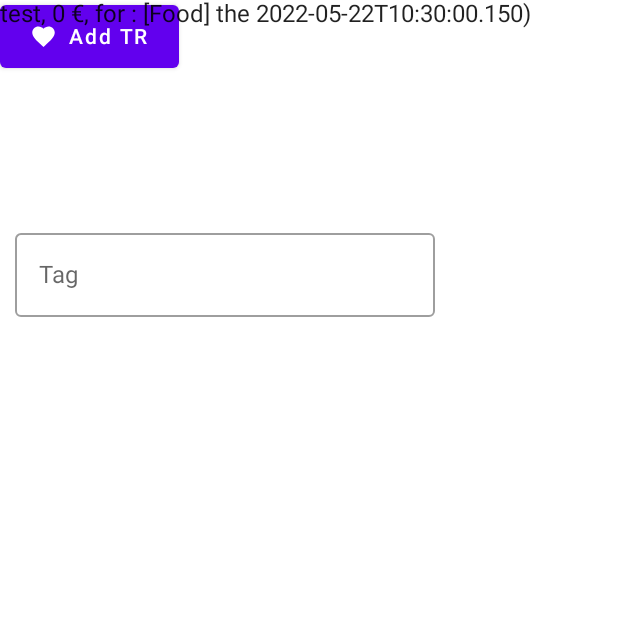
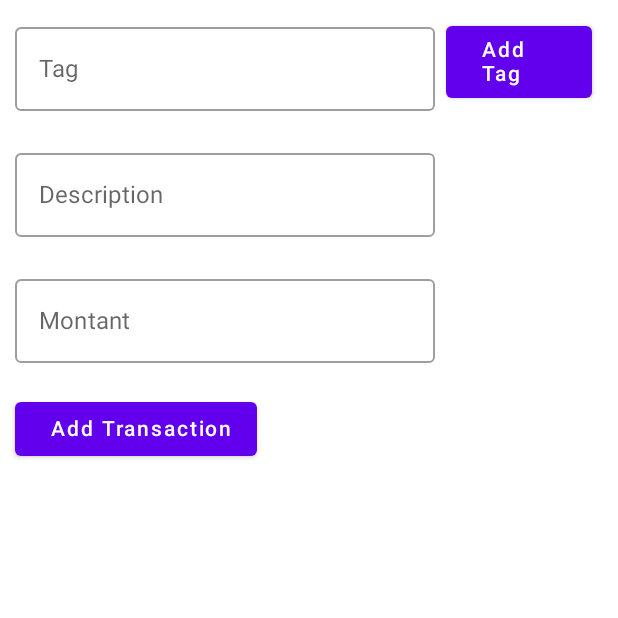
Before and after one commit to Robin-Loup/Plutus, an Android app built with Jetpack Compose: the screen it shows after launch (MainActivity), on a phone screen of 412 x 824 dp, the top half of it. Run offline under Robolectric (Android 15) with nearby library versions, the phone set to English and light mode, and no system bars.

Commit message:
Add create TR interface + add db (not working, insta crash)

```diff
--- a/app/src/main/java/com/example/project/MainActivity.kt
+++ b/app/src/main/java/com/example/project/MainActivity.kt
@@ -1,20 +1,22 @@
 package com.example.project
 
+import android.R.attr.singleLine
 import android.os.Bundle
+import android.widget.Toast
 import androidx.activity.ComponentActivity
 import androidx.activity.compose.setContent
 import androidx.compose.foundation.layout.*
+import androidx.compose.foundation.text.KeyboardOptions
 import androidx.compose.material.*
-import androidx.compose.material.icons.Icons
-import androidx.compose.material.icons.filled.Favorite
 import androidx.compose.runtime.*
-import androidx.compose.ui.Alignment
 import androidx.compose.ui.Modifier
-import androidx.compose.ui.res.stringResource
+import androidx.compose.ui.platform.LocalContext
+import androidx.compose.ui.text.input.KeyboardType
 import androidx.compose.ui.text.input.TextFieldValue
 import androidx.compose.ui.tooling.preview.Preview
 import androidx.compose.ui.unit.dp
 import com.example.project.ui.theme.ProjectTheme
+
 
 class MainActivity : ComponentActivity() {
     override fun onCreate(savedInstanceState: Bundle?) {
@@ -29,7 +31,7 @@ class MainActivity : ComponentActivity() {
                 ) {
                     MainView()
                     Row() {
-                        Greeting("Android")
+                        //Greeting("Android")
                     }
                 }
             }
@@ -38,49 +40,116 @@ class MainActivity : ComponentActivity() {
 }
 @Composable
 fun addTagButtons(){
-    var text by remember { mutableStateOf(TextFieldValue("")) }
-    return OutlinedTextField(
-        value = text,
-        onValueChange = {
-            if(it.text.length<20)
-                text = it
-        },
-        label = { Text(text = "Tag") },
-        placeholder = { Text(text = "Enter which tags to add") },
-    )
+    // Variables to create new transaction
+    var list by remember { mutableStateOf(arrayListOf<Etiquette.Tag>()) }
+    val context=LocalContext.current
+    var tagText by remember { mutableStateOf(TextFieldValue("")) }
+    var descText by remember { mutableStateOf(TextFieldValue("")) }
+    var montant by remember { mutableStateOf(TextFieldValue(""))}
+    val db = DBHelper(context, null)
+    Row(
+        Modifier
+            .padding(10.dp)) {
+        // Textfield to add tags
+        Column(
+            Modifier
+        ) {
+            OutlinedTextField(
+                value = tagText,
+                onValueChange = {
+                    if(it.text.length<=20)
+                        tagText = it
+                    else Toast.makeText(context,"too long, max = 20 characters",Toast.LENGTH_SHORT).show()
+                },
+                label = { Text(text = "Tag") },
+                placeholder = { Text(text = "Enter which tags to add") },
+                singleLine=true,
+            )
+        }
+        // Button to add tags
+        Column(
+            Modifier
+                .padding(7.dp)
+        ) {
+            Button(
+                onClick = {
+                    if(Etiquette.getTag(tagText.text)!=null)
+                        list.add(Etiquette.getTag(tagText.text))
+                    Toast.makeText(context,list.toString(),Toast.LENGTH_SHORT).show()
+                },
+            ) {
+                Spacer(Modifier.size(ButtonDefaults.IconSpacing))
+                Text("Add Tag")
+            }
+        }
+
+    }
+    Row(
+        Modifier
+            .padding(10.dp)){
+        OutlinedTextField(
+            value = descText,
+            onValueChange = {
+                if(it.text.length<20)
+                    descText = it
+                else Toast.makeText(context,"too long, max = 20 characters",Toast.LENGTH_SHORT).show()
+            },
+            label = { Text(text = "Description") },
+            placeholder = { Text(text = "Enter the transaction description") },
+            singleLine=true,
+        )
+    }
+    Row(
+        Modifier
+            .padding(10.dp)){
+        OutlinedTextField(
+            value = montant,
+            onValueChange = {
+                if(it.text.length<9)
+                    montant = it
+                else Toast.makeText(context,"Way too expensive, come on",Toast.LENGTH_SHORT).show()
+            },
+            label = { Text(text = "Montant") },
+            placeholder = { Text(text = "How much is it") },
+            singleLine=true,
+            keyboardOptions = KeyboardOptions(keyboardType = KeyboardType.Number)
+        )
+    }
+    Row(
+        Modifier
+            .padding(10.dp)){
+        Button(
+            onClick = {
+
+                if(list.isEmpty()) Toast.makeText(context,"Need at least 1 tag",Toast.LENGTH_SHORT).show()
+                else if(descText.text=="") Toast.makeText(context,"Description requise",Toast.LENGTH_SHORT).show()
+                else if(montant.text=="") Toast.makeText(context,"Montant incorrect",Toast.LENGTH_SHORT).show()
+                else {
+                    var valMontant=montant.text.toString().toInt()
+                    if(valMontant<0) Toast.makeText(context,"Montant incorrect",Toast.LENGTH_SHORT).show()
+                    else{
+                        var tr=Transaction(descText.text, valMontant,list)
+                        db.addTransaction(tr)
+                        list.clear()
+                        tagText.text.removeRange(0,tagText.text.length)
+                        descText.text.removeRange(0,tagText.text.length)
+                        montant.text.removeRange(0,tagText.text.length)
+                        Toast.makeText(context,tr.toString(),Toast.LENGTH_SHORT).show()
+                    }
+
+                }
+            },
+        ) {
+            Spacer(Modifier.size(ButtonDefaults.IconSpacing))
+            Text("Add Transaction")
+        }
+    }
 }
 @Composable
 fun MainView(){
+    Column(){
+        addTagButtons()
 
-    Column(){
-        Row(Modifier.weight(1/6f, fill = true)) {
-
-            Button(
-                onClick = { /* ... */ },
-                // Uses ButtonDefaults.ContentPadding by default
-                contentPadding = PaddingValues(
-                    start = 20.dp,
-                    top = 12.dp,
-                    end = 20.dp,
-                    bottom = 12.dp,
-
-                    )
-            ) {
-                // Inner content including an icon and a text label
-                Icon(
-                    Icons.Filled.Favorite,
-                    contentDescription = "Favorite",
-                    modifier = Modifier
-                        .size(ButtonDefaults.IconSize)
-                        .height(50.dp),
-                )
-                Spacer(Modifier.size(ButtonDefaults.IconSpacing))
-                Text("Add TR")
-            }
-        }
-        Row(Modifier.weight(5/6f, fill = true).padding(10.dp)) {
-            addTagButtons()
-        }
     }
 
 
@@ -88,7 +157,8 @@ fun MainView(){
 }
 @Composable
 fun Greeting(name: String) {
-    var tr=Transaction("test",15,Etiquette.Tag.Food)
+    var list= arrayListOf<Etiquette.Tag>(Etiquette.Tag.Food,Etiquette.Tag.Clothes)
+    var tr=Transaction("test",15,list)
 
     Text(text = "$tr")
 
--- a/app/src/main/java/com/example/project/Transaction.kt
+++ b/app/src/main/java/com/example/project/Transaction.kt
@@ -11,16 +11,13 @@ class Transaction {
     private lateinit var date: LocalDateTime
 
 
-    constructor(text: String, montant: Int, vararg tags: Etiquette.Tag) {
+    constructor(text: String, montant: Int, tags: ArrayList<Etiquette.Tag>) {
         if (montant < 0) {
             println("Montant peut pas etre negatif")
             return
         }
         Objects.requireNonNull(tags)
-        list= ArrayList()
-        for (t in tags) {
-            list!!.add(t)
-        }
+        list=tags
         date = now()
         this.text = text
     }
@@ -47,7 +44,15 @@ class Transaction {
     fun addTag(t: Etiquette.Tag) {
         list!!.add(t)
     }
-
+    fun tags() : ArrayList<Etiquette.Tag>{
+        return tags()
+    }
+    fun montant(): Int {
+        return montant
+    }
+    fun text() : String{
+        return text
+    }
     override fun toString(): String {
         return "$text, $montant €, for : $list the $date)"
     }
```
Also changed, not shown: app/src/main/java/com/example/project/DBHelper.kt (+25 -0 lines), app/src/main/java/com/example/project/Etiquette.java (+7 -0 lines).
